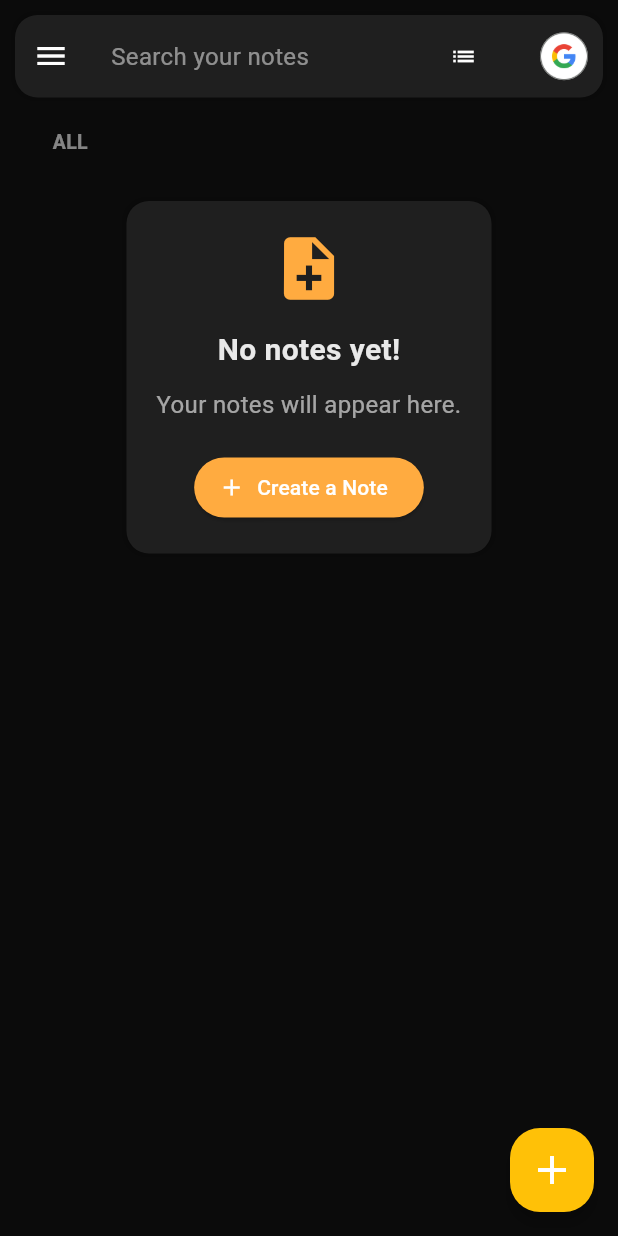
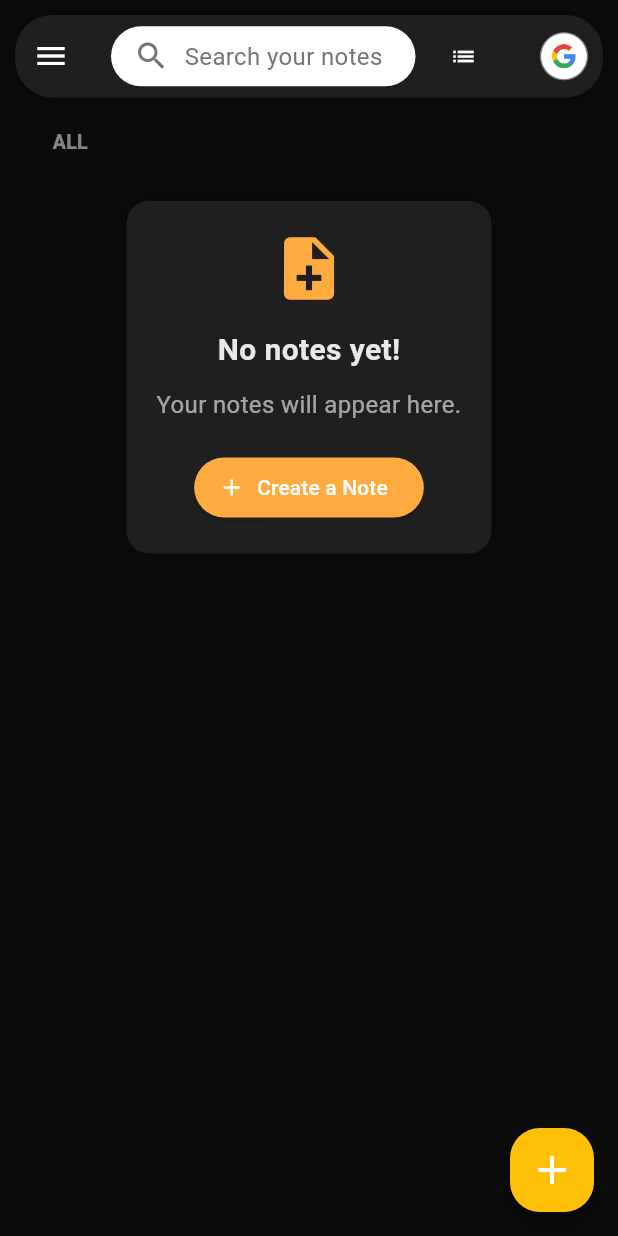
Before and after one commit to anuragJoshi05/ClipNote, a Flutter app: the Home screen opened directly, on a phone screen of 412 x 824 dp. Run offline on Flutter 3.47's test engine with Material 3 defaults, Android fonts, the phone set to English and light mode, and no system bars; our stand-ins replace cloud_firestore, firebase_auth, firebase_core, font_awesome_flutter, google_fonts, google_sign_in and 3 more; accounts and stored records are empty.

Commit message:
Refactor Home widget: Updated UI components, enhanced note handling
- Updated UI elements for improved usability and aesthetics.
- Refactored note handling logic to improve performance and readability.
- Added feature: Dynamic background image support for notes.
- Fixed bugs related to note creation, updating, and deletion.
- Optimized asynchronous data fetching from local and Firestore databases.

```diff
--- a/lib/home.dart
+++ b/lib/home.dart
@@ -12,8 +12,6 @@ import 'package:flutter/material.dart';
 import 'package:flutter_staggered_grid_view/flutter_staggered_grid_view.dart';
 import 'package:clipnote/noteView.dart';
 import 'package:clipnote/createNoteView.dart';
-import 'package:google_fonts/google_fonts.dart';
-import 'package:clipnote/login.dart';
 import 'package:google_sign_in/google_sign_in.dart';
 
 class Home extends StatefulWidget {
@@ -142,16 +140,15 @@ class _HomeState extends State<Home> {
                 child: Column(
                   children: [
                 Container(
-                      margin: const EdgeInsets.symmetric(
-                          vertical: 10, horizontal: 10),
+                margin: const EdgeInsets.symmetric(vertical: 10, horizontal: 10),
                 width: MediaQuery.of(context).size.width,
                 height: 55,
                 decoration: BoxDecoration(
                   color: cardColor,
-                        borderRadius: BorderRadius.circular(15),
+                  borderRadius: BorderRadius.circular(25),
                   boxShadow: [
                     BoxShadow(
-                            color: black.withOpacity(0.2),
+                      color: Colors.black.withOpacity(0.2),
                       spreadRadius: 1,
                       blurRadius: 3,
                     ),
@@ -169,35 +166,42 @@ class _HomeState extends State<Home> {
                             },
                             icon: const Icon(
                               Icons.menu,
-                                    color: white,
+                              color: Colors.white,
                             ),
                           ),
                           const SizedBox(width: 16),
                           Expanded(
-                                  flex: 3,
                             child: GestureDetector(
                               onTap: () {
                                 Navigator.push(
                                   context,
                                   MaterialPageRoute(
-                                              builder: (context) =>
-                                                  const SearchPage())); // Corrected to SearchPage()
+                                    builder: (context) => const SearchPage(),
+                                  ),
+                                );
                               },
-                                    child: SizedBox(
-                                      height: 55,
-                                      width: MediaQuery.of(context).size.width /
-                                          1.95,
-                                      child: Column(
-                                        mainAxisAlignment:
-                                            MainAxisAlignment.center,
-                                        crossAxisAlignment:
-                                            CrossAxisAlignment.start,
+                              child: Container(
+                                height: 40,
+                                padding: const EdgeInsets.symmetric(horizontal: 15),
+                                decoration: BoxDecoration(
+                                  color: Colors.white,
+                                  borderRadius: BorderRadius.circular(20),
+                                ),
+                                child: Row(
                                   children: [
-                                          Text(
+                                    Icon(
+                                      Icons.search,
+                                      color: Colors.grey[600],
+                                    ),
+                                    const SizedBox(width: 10),
+                                    Flexible(
+                                      child: Text(
                                         "Search your notes",
+                                        overflow: TextOverflow.ellipsis,
                                         style: TextStyle(
-                                              color: white.withOpacity(0.5),
+                                          color: Colors.grey[600],
                                           fontSize: 16,
+                                        ),
                                       ),
                                     ),
                                   ],
@@ -218,10 +222,9 @@ class _HomeState extends State<Home> {
                           },
                           style: ButtonStyle(
                             overlayColor: WidgetStateProperty.resolveWith(
-                                    (states) => white.withOpacity(0.1),
+                                  (states) => Colors.white.withOpacity(0.1),
                             ),
-                                  shape: WidgetStateProperty.all<
-                                      RoundedRectangleBorder>(
+                            shape: WidgetStateProperty.all<RoundedRectangleBorder>(
                               RoundedRectangleBorder(
                                 borderRadius: BorderRadius.circular(50.0),
                               ),
@@ -229,13 +232,12 @@ class _HomeState extends State<Home> {
                           ),
                           child: Icon(
                             isStaggered ? Icons.list : Icons.grid_view,
-                                  color: white,
+                            color: Colors.white,
                           ),
                         ),
                         const SizedBox(width: 9),
                         Container(
-                                margin:
-                                    const EdgeInsets.symmetric(horizontal: 10),
+                          margin: const EdgeInsets.symmetric(horizontal: 10),
                           child: InkWell(
                             onTap: () async {
                               final List<GoogleSignInAccount> accounts =
@@ -244,8 +246,7 @@ class _HomeState extends State<Home> {
                               showModalBottomSheet(
                                 context: context,
                                 builder: (BuildContext context) {
-                                        return AccountSwitcher(
-                                            accounts: accounts);
+                                  return AccountSwitcher(accounts: accounts);
                                 },
                               );
                             },
@@ -253,8 +254,7 @@ class _HomeState extends State<Home> {
                               radius: 16,
                               backgroundImage: imgUrl != null
                                   ? NetworkImage(imgUrl!)
-                                        : Image.asset('images/googleLogo.png')
-                                            .image,
+                                  : Image.asset('images/googleLogo.png').image,
                               backgroundColor: Colors.grey,
                             ),
                           ),
@@ -264,6 +264,7 @@ class _HomeState extends State<Home> {
                   ],
                 ),
               ),
+
                     Container(
                       alignment: Alignment.centerLeft,
                       padding: const EdgeInsets.symmetric(horizontal: 10),
@@ -377,16 +378,24 @@ class _HomeState extends State<Home> {
   }
 
   Widget _buildNoteItem(BuildContext context, int index) {
+    final note = notesList[index];
     return InkWell(
       onTap: () async {
         final updatedNote = await Navigator.push(
           context,
           MaterialPageRoute(
-            builder: (context) => NoteView(note: notesList[index]),
+            builder: (context) => NoteView(
+              note: notesList[index],
+              onNoteUpdated: (Note updatedNote) {
+                setState(() {
+                  notesList[index] = updatedNote;
+                });
+              },
+            ),
           ),
         );
         if (updatedNote != null) {
-          await getAllNotes(); // Refresh the notes list after returning from NoteView
+          await _fetchNotes(); // Fetch notes from Firestore after returning from NoteView
         }
       },
       child: Container(
@@ -402,11 +411,19 @@ class _HomeState extends State<Home> {
               blurRadius: 3,
             ),
           ],
+          image:
+              note.backgroundImage != null && note.backgroundImage!.isNotEmpty
+                  ? DecorationImage(
+                      image: AssetImage(note.backgroundImage!),
+                      fit: BoxFit.cover,
+                    )
+                  : null,
         ),
         child: Stack(
           children: [
             Padding(
-              padding: const EdgeInsets.only(bottom: 20.0), // Adjust padding to avoid collision
+              padding: const EdgeInsets.only(
+                  bottom: 20.0), // Adjust padding to avoid collision
               child: Column(
                 crossAxisAlignment: CrossAxisAlignment.start,
                 children: [
@@ -433,7 +450,6 @@ class _HomeState extends State<Home> {
             ),
             if (notesList[index].pin)
               const Positioned(
-
                 bottom: 0,
                 child: Icon(
                   Icons.push_pin,
@@ -446,5 +462,4 @@ class _HomeState extends State<Home> {
       ),
     );
   }
-
 }
```
Lines whose indentation alone changed are shown as unchanged.
